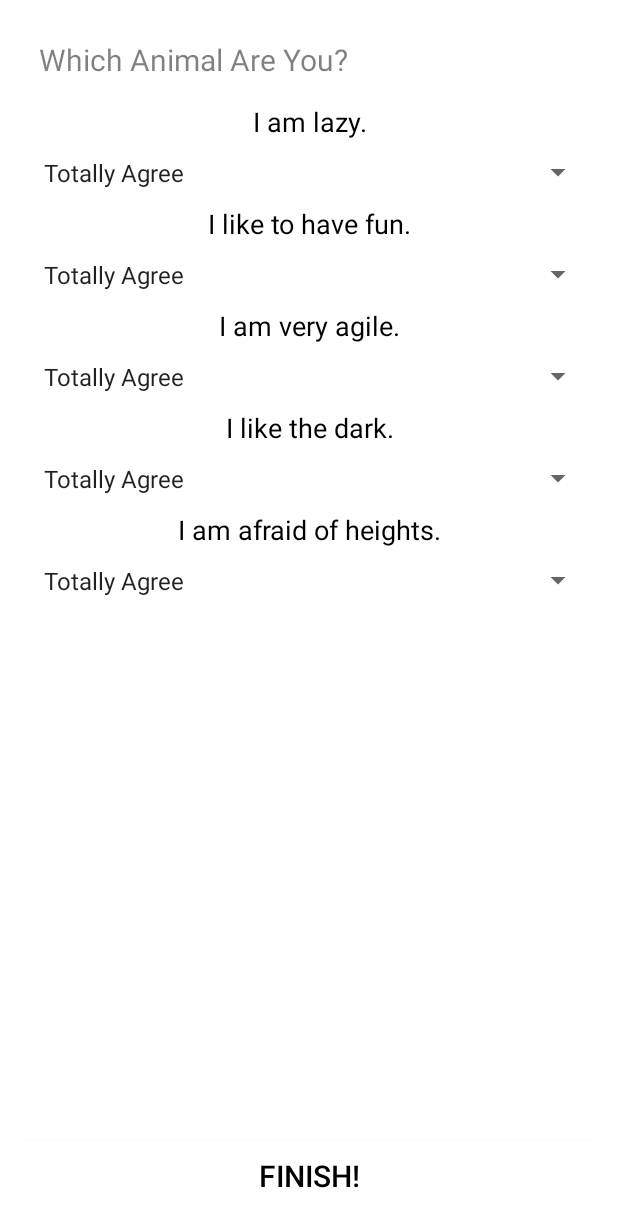
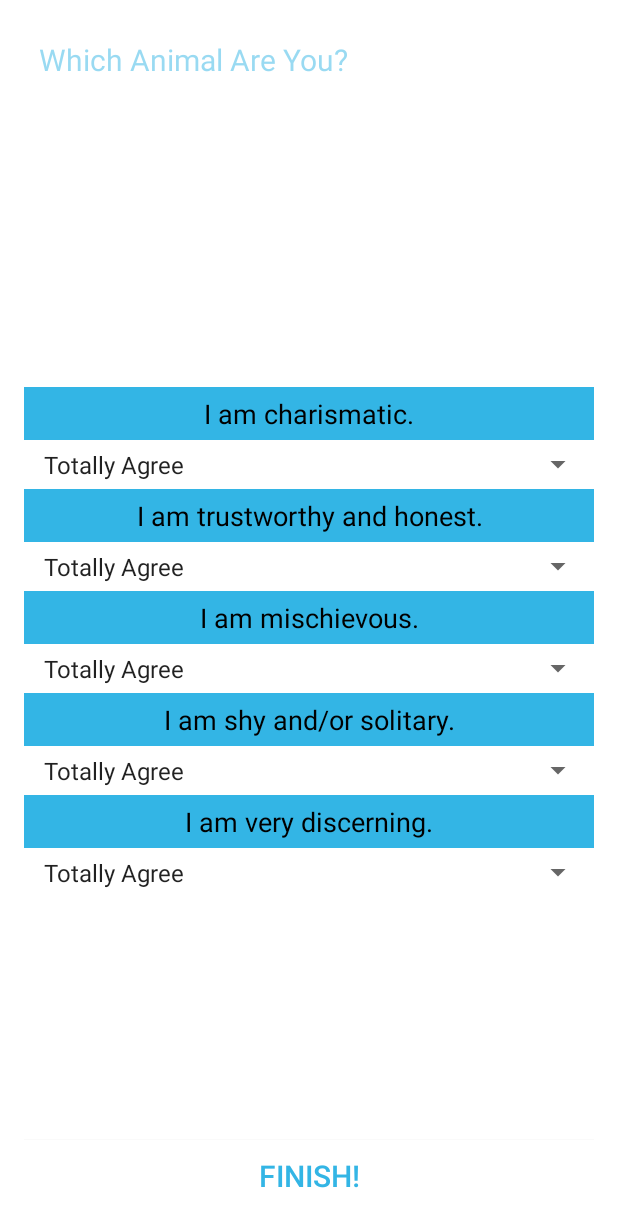
Before and after one commit to Abdelrhman-Elswefi/WhichAnimalAreYou, an Android app: the screen it shows after launch (StatementActivity), on a phone screen of 412 x 824 dp. Shown: the top 1227 px of the screen. Run offline under Robolectric (Android 15) with nearby library versions, the phone set to English and light mode, and no system bars.

```diff
--- a/app/src/main/java/com/teamtreehouse/whichanimalareyou/ui/StatementActivity.java
+++ b/app/src/main/java/com/teamtreehouse/whichanimalareyou/ui/StatementActivity.java
@@ -1,7 +1,9 @@
 package com.teamtreehouse.whichanimalareyou.ui;
 
+import android.content.Intent;
 import android.os.Bundle;
 import android.support.v7.app.AppCompatActivity;
+import android.view.View;
 import android.widget.ArrayAdapter;
 import android.widget.Button;
 import android.widget.Spinner;
@@ -55,5 +57,34 @@ public class StatementActivity extends AppCompatActivity {
         mSpinner3.setAdapter(adapter);
         mSpinner4.setAdapter(adapter);
         mSpinner5.setAdapter(adapter);
+
+        mFinishButton.setOnClickListener(new View.OnClickListener() {
+            @Override
+            public void onClick(View v) {
+                String[] answers = new String[5];
+                answers[0] = mSpinner1.getSelectedItem().toString();
+                answers[1] = mSpinner2.getSelectedItem().toString();
+                answers[2] = mSpinner3.getSelectedItem().toString();
+                answers[3] = mSpinner4.getSelectedItem().toString();
+                answers[4] = mSpinner5.getSelectedItem().toString();
+                getResult(answers);
+            }
+        });
+    }
+
+    public void getResult(String[] answers) {
+        Intent intent = new Intent(this, ResultActivity.class);
+        intent.putExtra("answers", answers);
+        startActivity(intent);
+    }
+
+    @Override
+    protected void onResume() {
+        super.onResume();
+        mSpinner1.setSelection(0);
+        mSpinner2.setSelection(0);
+        mSpinner3.setSelection(0);
+        mSpinner4.setSelection(0);
+        mSpinner5.setSelection(0);
     }
 }
--- a/app/src/main/res/layout/activity_statement.xml
+++ b/app/src/main/res/layout/activity_statement.xml
@@ -20,7 +20,7 @@
         android:layout_alignParentBottom="true"
         android:layout_centerHorizontal="true"
         android:id="@+id/finishButton"
-        android:textColor="@android:color/black"
+        android:textColor="@android:color/holo_blue_light"
         android:backgroundTint="@android:color/white"
         android:textSize="20sp"
         android:background="@android:color/white"/>
@@ -34,51 +34,9 @@
         android:id="@+id/titleTextView"
         android:textAlignment="textStart"
         android:layout_gravity="start"
-        android:textColor="@color/white_half_transparency"
+        android:textColor="@color/holo_blue_light_half_transparency"
         android:textSize="20sp"
         android:padding="10dp"/>
-
-    <TextView
-        android:layout_width="match_parent"
-        android:layout_height="wrap_content"
-        android:id="@+id/statementTextView1"
-        android:textAlignment="center"
-        android:text="Statement"
-        android:textSize="18sp"
-        android:textColor="@android:color/black"
-        android:padding="5dp"
-        android:layout_below="@+id/titleTextView"
-        android:layout_alignParentLeft="true"
-        android:layout_alignParentStart="true"/>
-
-    <Spinner
-        android:layout_width="match_parent"
-        android:layout_height="wrap_content"
-        android:id="@+id/spinner1"
-        android:padding="5dp"
-        android:layout_below="@+id/statementTextView1"
-        android:layout_alignParentLeft="true"
-        android:layout_alignParentStart="true"/>
-
-    <TextView
-        android:text="TextView"
-        android:layout_width="match_parent"
-        android:layout_height="wrap_content"
-        android:layout_below="@+id/spinner1"
-        android:layout_centerHorizontal="true"
-        android:id="@+id/statementTextView2"
-        android:textAlignment="center"
-        android:textSize="18sp"
-        android:padding="5dp"
-        android:textColor="@android:color/black"/>
-
-    <Spinner
-        android:layout_width="match_parent"
-        android:layout_height="wrap_content"
-        android:layout_below="@+id/statementTextView2"
-        android:layout_centerHorizontal="true"
-        android:id="@+id/spinner2"
-        android:padding="5dp"/>
 
     <Spinner
         android:layout_width="match_parent"
@@ -97,9 +55,10 @@
         android:textSize="18sp"
         android:textColor="@android:color/black"
         android:padding="5dp"
-        android:layout_below="@+id/spinner2"
+        android:layout_centerVertical="true"
         android:layout_alignParentLeft="true"
-        android:layout_alignParentStart="true"/>
+        android:layout_alignParentStart="true"
+        android:background="@android:color/holo_blue_light"/>
 
     <TextView
         android:text="TextView"
@@ -107,32 +66,13 @@
         android:layout_height="wrap_content"
         android:id="@+id/statementTextView4"
         android:textAlignment="center"
+        android:textSize="18sp"
+        android:textColor="@android:color/black"
+        android:padding="5dp"
         android:layout_below="@+id/spinner3"
         android:layout_alignParentLeft="true"
         android:layout_alignParentStart="true"
-        android:textSize="18sp"
-        android:textColor="@android:color/black"
-        android:padding="5dp"/>
-
-    <TextView
-        android:text="TextView"
-        android:layout_width="match_parent"
-        android:layout_height="wrap_content"
-        android:layout_below="@+id/spinner4"
-        android:layout_centerHorizontal="true"
-        android:id="@+id/statementTextView5"
-        android:textAlignment="center"
-        android:textColor="@android:color/black"
-        android:textSize="18sp"
-        android:padding="5dp"/>
-
-    <Spinner
-        android:layout_width="match_parent"
-        android:layout_height="wrap_content"
-        android:layout_below="@+id/statementTextView5"
-        android:layout_centerHorizontal="true"
-        android:id="@+id/spinner5"
-        android:padding="5dp"/>
+        android:background="@android:color/holo_blue_light"/>
 
     <Spinner
         android:layout_width="match_parent"
@@ -142,4 +82,73 @@
         android:layout_below="@+id/statementTextView4"
         android:layout_alignParentLeft="true"
         android:layout_alignParentStart="true"/>
+
+    <TextView
+        android:text="TextView"
+        android:layout_width="match_parent"
+        android:layout_height="wrap_content"
+        android:id="@+id/statementTextView5"
+        android:textAlignment="center"
+        android:textColor="@android:color/black"
+        android:textSize="18sp"
+        android:padding="5dp"
+        android:layout_below="@+id/spinner4"
+        android:layout_alignParentLeft="true"
+        android:layout_alignParentStart="true"
+        android:background="@android:color/holo_blue_light"/>
+
+    <Spinner
+        android:layout_width="match_parent"
+        android:layout_height="wrap_content"
+        android:id="@+id/spinner5"
+        android:padding="5dp"
+        android:layout_below="@+id/statementTextView5"
+        android:layout_alignParentLeft="true"
+        android:layout_alignParentStart="true"/>
+
+    <Spinner
+        android:layout_width="match_parent"
+        android:layout_height="wrap_content"
+        android:id="@+id/spinner2"
+        android:padding="5dp"
+        android:layout_above="@+id/statementTextView3"
+        android:layout_alignParentLeft="true"
+        android:layout_alignParentStart="true"/>
+
+    <TextView
+        android:text="TextView"
+        android:layout_width="match_parent"
+        android:layout_height="wrap_content"
+        android:id="@+id/statementTextView2"
+        android:textAlignment="center"
+        android:textSize="18sp"
+        android:padding="5dp"
+        android:textColor="@android:color/black"
+        android:layout_above="@+id/spinner2"
+        android:layout_alignParentLeft="true"
+        android:layout_alignParentStart="true"
+        android:background="@android:color/holo_blue_light"/>
+
+    <Spinner
+        android:layout_width="match_parent"
+        android:layout_height="wrap_content"
+        android:id="@+id/spinner1"
+        android:padding="5dp"
+        android:layout_above="@+id/statementTextView2"
+        android:layout_alignParentLeft="true"
+        android:layout_alignParentStart="true"/>
+
+    <TextView
+        android:layout_width="match_parent"
+        android:layout_height="wrap_content"
+        android:id="@+id/statementTextView1"
+        android:textAlignment="center"
+        android:text="Statement"
+        android:textSize="18sp"
+        android:textColor="@android:color/black"
+        android:padding="5dp"
+        android:layout_above="@+id/spinner1"
+        android:layout_alignParentLeft="true"
+        android:layout_alignParentStart="true"
+        android:background="@android:color/holo_blue_light"/>
 </RelativeLayout>
--- a/app/src/main/res/values/colors.xml
+++ b/app/src/main/res/values/colors.xml
@@ -4,4 +4,5 @@
     <color name="colorPrimaryDark">#303F9F</color>
     <color name="colorAccent">#FF4081</color>
     <color name="white_half_transparency">#7f000000</color>
+    <color name="holo_blue_light_half_transparency">#7f33b5e5</color>
 </resources>
--- a/app/src/main/res/values/strings.xml
+++ b/app/src/main/res/values/strings.xml
@@ -7,9 +7,10 @@
         <item>Disagree</item>
         <item>Totally Disagree</item>
     </string-array>
-    <string name="statement1">I am lazy.</string>
-    <string name="statement2">I like to have fun.</string>
-    <string name="statement3">I am very agile.</string>
-    <string name="statement4">I like the dark.</string>
-    <string name="statement5">I am afraid of heights.</string>
+    <string name="statement1">I am charismatic.</string>
+    <string name="statement2">I am trustworthy and honest.</string>
+    <string name="statement3">I am mischievous.</string>
+    <string name="statement4">I am shy and/or solitary.</string>
+    <string name="statement5">I am very discerning.</string>
+    <string name="returnButton">Play Again!</string>
 </resources>
```
Also changed, not shown: app/src/main/java/com/teamtreehouse/whichanimalareyou/model/Result.java (+9 -0 lines), app/src/main/java/com/teamtreehouse/whichanimalareyou/ui/ResultActivity.java (+58 -0 lines), app/src/main/res/layout/activity_result.xml (+22 -5 lines).
